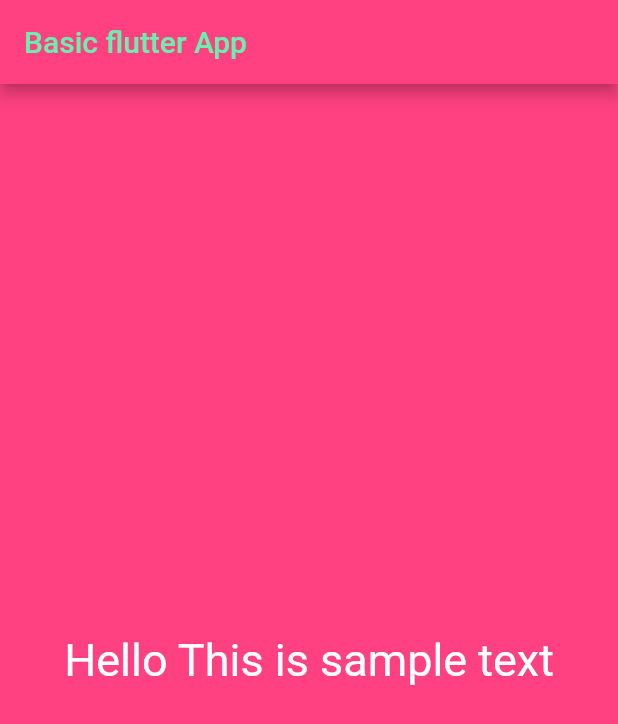
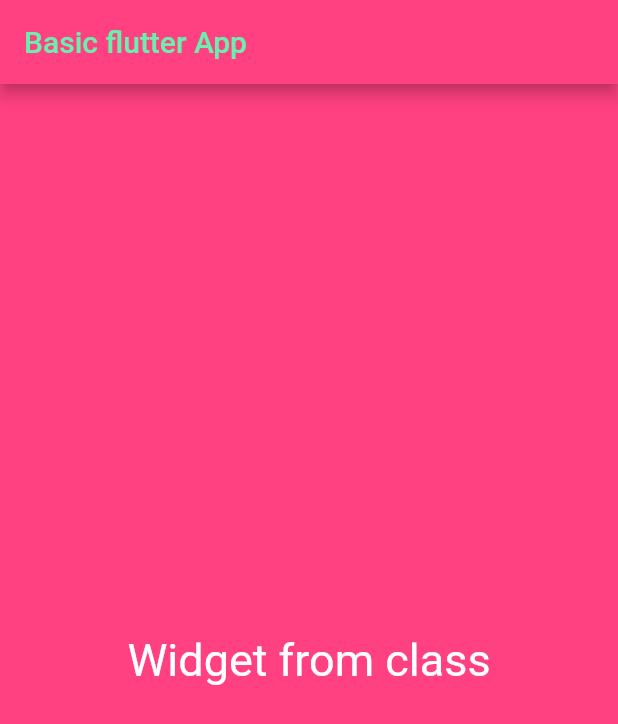
Before and after one commit to sandhu6698/basics_random_number, a Flutter app: the screen it shows after launch, on a phone screen of 412 x 824 dp. Shown: the top 724 px of the screen. Run offline on Flutter 3.47's test engine with Material 2 defaults, Android fonts, the phone set to English and light mode, and no system bars.

Commit message:
widget loaded from a class instead to be written in main method

```diff
--- a/lib/main.dart
+++ b/lib/main.dart
@@ -1,16 +1,28 @@
 import 'package:flutter/material.dart';
 
-void main() => runApp(new MaterialApp(
+void main() => runApp(new MyFlutterApp());
+
+class MyFlutterApp extends StatelessWidget {
+  @override
+  Widget build(BuildContext context) {
+    return new MaterialApp(
+        debugShowCheckedModeBanner: false,
         title: "Flutter application",
         home: Scaffold(
-        appBar: AppBar(title: Text("Basic flutter App", style: TextStyle(color: Colors.greenAccent),),backgroundColor: Colors.pinkAccent,),
-        body:  Material(
+          appBar: AppBar(
+            title: Text("Basic flutter App",
+              style: TextStyle(color: Colors.greenAccent),),
+            backgroundColor: Colors.pinkAccent,),
+          body: Material(
             color: Colors.pinkAccent,
             child: Center(
                 child: Text(
-                "Hello This is sample text",
+                  "Widget from class",
                   textDirection: TextDirection.rtl,
-                style: TextStyle(color: Colors.white,fontSize: 30),
+                  style: TextStyle(color: Colors.white, fontSize: 30),
                 )),
           ),
-    )));
+        ));
+  }
+
+}
```
Lines whose indentation alone changed are shown as unchanged.
